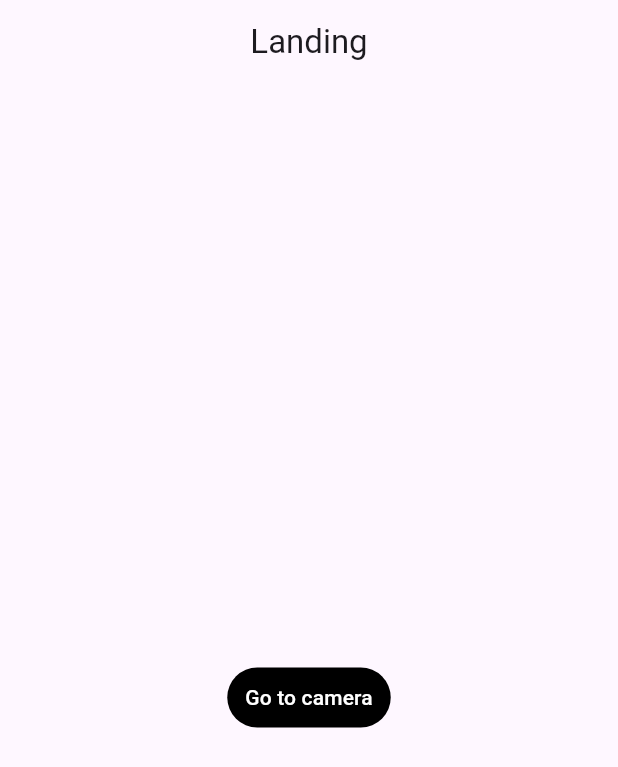
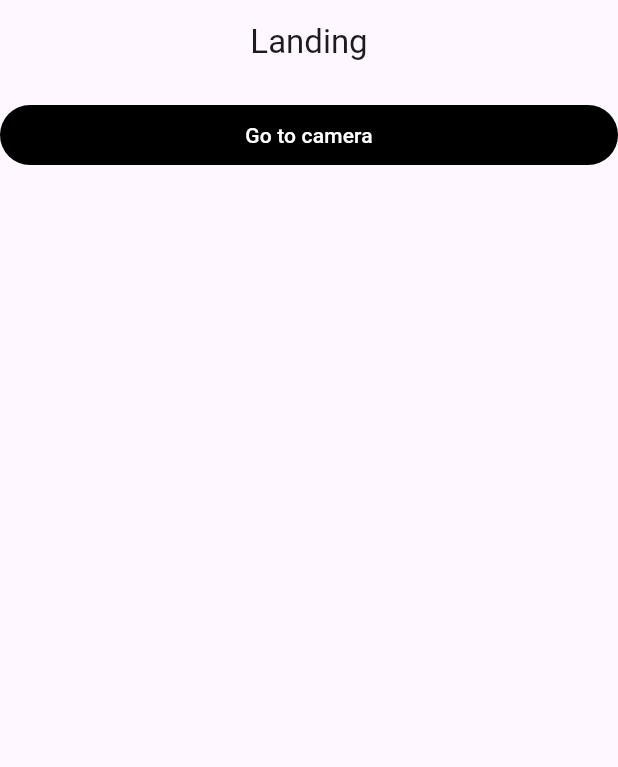
Before and after one commit to Rahat-Iqbal-git/flutter-video-app, a Flutter app: the screen it shows after launch, on a phone screen of 412 x 824 dp. Shown: the top 767 px of the screen. Run offline on Flutter 3.47's test engine with Material 3 defaults, Android fonts, the phone set to English and light mode, and no system bars; our stand-ins replace camera, get, video_player.

```diff
--- a/lib/app/modules/landing/controllers/landing_controller.dart
+++ b/lib/app/modules/landing/controllers/landing_controller.dart
@@ -13,6 +13,6 @@ class LandingController extends GetxController {
     videoPlayerController =
         VideoPlayerController.file(File(appVideoPath.value));
     await videoPlayerController.initialize();
-    await videoPlayerController.play();
+    // await videoPlayerController.play();
   }
 }
--- a/lib/app/modules/landing/views/landing_view.dart
+++ b/lib/app/modules/landing/views/landing_view.dart
@@ -16,23 +16,20 @@ class LandingView extends GetView<LandingController> {
         centerTitle: true,
       ),
       body: Obx(() {
-        return Column(
-          mainAxisAlignment: MainAxisAlignment.center,
-          crossAxisAlignment: CrossAxisAlignment.center,
+        return ListView(
+          // mainAxisAlignment: MainAxisAlignment.center,
+          // crossAxisAlignment: CrossAxisAlignment.center,
           children: [
-            const SizedBox(
-              width: double.maxFinite,
-            ),
+            // const SizedBox(
+            //   width: double.maxFinite,
+            // ),
             if (controller.showPlayVideo.value)
-              SizedBox(
-                height: Get.height - 300,
-                child: AspectRatio(
-                  aspectRatio: controller.videoPlayerController.value.aspectRatio,
-                  child: VideoPlayer(controller.videoPlayerController),
-                ),
+              AspectRatio(
+                aspectRatio: controller.videoPlayerController.value.aspectRatio,
+                child: VideoPlayer(controller.videoPlayerController),
               ),
             const SizedBox(
-              height: 50,
+              height: 10,
             ),
             TextButton(
               onPressed: () {
```
Also changed, not shown: lib/app/modules/camera/controllers/camera_controller.dart (+6 -3 lines), lib/app/modules/camera/views/camera_view.dart (+23 -13 lines).
